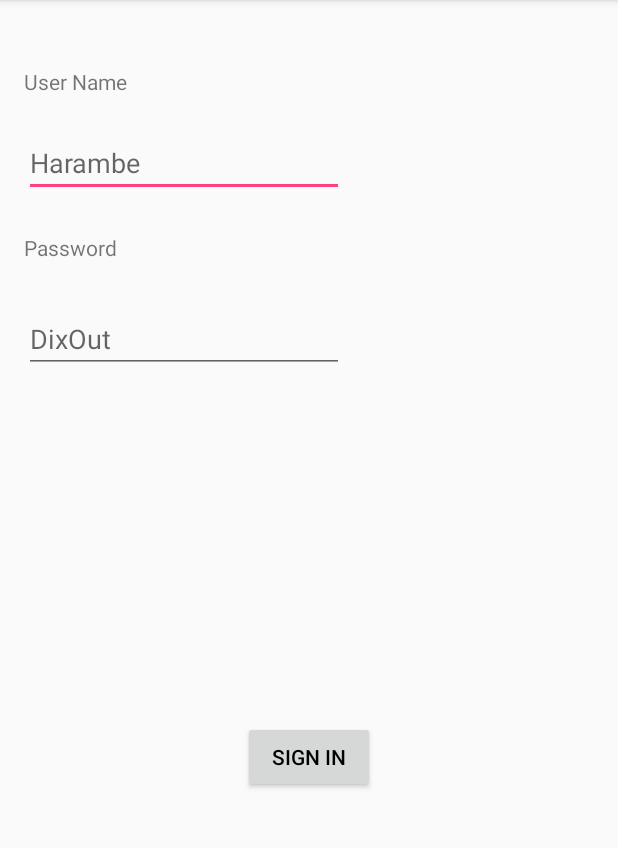
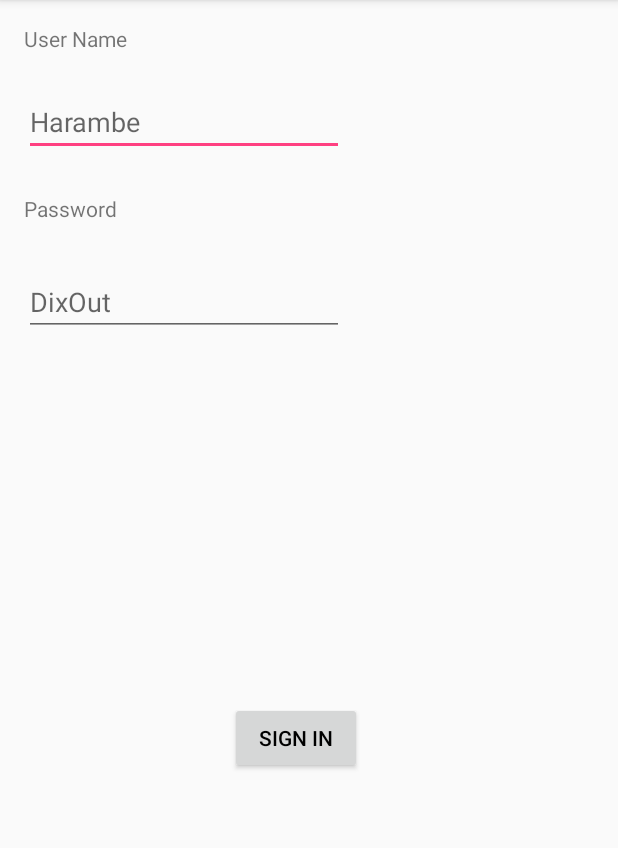
Before and after one commit to git-mad/threads, an Android app: the screen it shows after launch (ConstraintLayoutLogin), on a phone screen of 412 x 824 dp, the part 84-932 px from its top. Run offline under Robolectric (Android 15) with nearby library versions, the phone set to English and light mode, and no system bars.

Commit message:
old changes, I dont remember

```diff
--- a/app/src/main/res/layout/activity_constraint_layout_login.xml
+++ b/app/src/main/res/layout/activity_constraint_layout_login.xml
@@ -23,7 +23,7 @@
         app:layout_constraintBottom_toBottomOf="parent"
         android:layout_marginBottom="16dp"
         app:layout_constraintHorizontal_bias="0.0"
-        app:layout_constraintVertical_bias="0.04" />
+        app:layout_constraintVertical_bias="0.0" />
 
     <EditText
         android:layout_width="wrap_content"
@@ -43,7 +43,7 @@
         app:layout_constraintHorizontal_bias="0.0"
         android:layout_marginTop="8dp"
         app:layout_constraintTop_toBottomOf="@+id/user_name_txt"
-        app:layout_constraintVertical_bias="0.04" />
+        app:layout_constraintVertical_bias="0.04000002" />
 
     <TextView
         android:text="@string/layout_login_password"
@@ -92,5 +92,6 @@
         android:layout_marginTop="8dp"
         app:layout_constraintTop_toBottomOf="@+id/edit_text_password"
         app:layout_constraintBottom_toBottomOf="parent"
-        android:layout_marginBottom="16dp" />
+        android:layout_marginBottom="16dp"
+        app:layout_constraintHorizontal_bias="0.47" />
 </android.support.constraint.ConstraintLayout>
```
